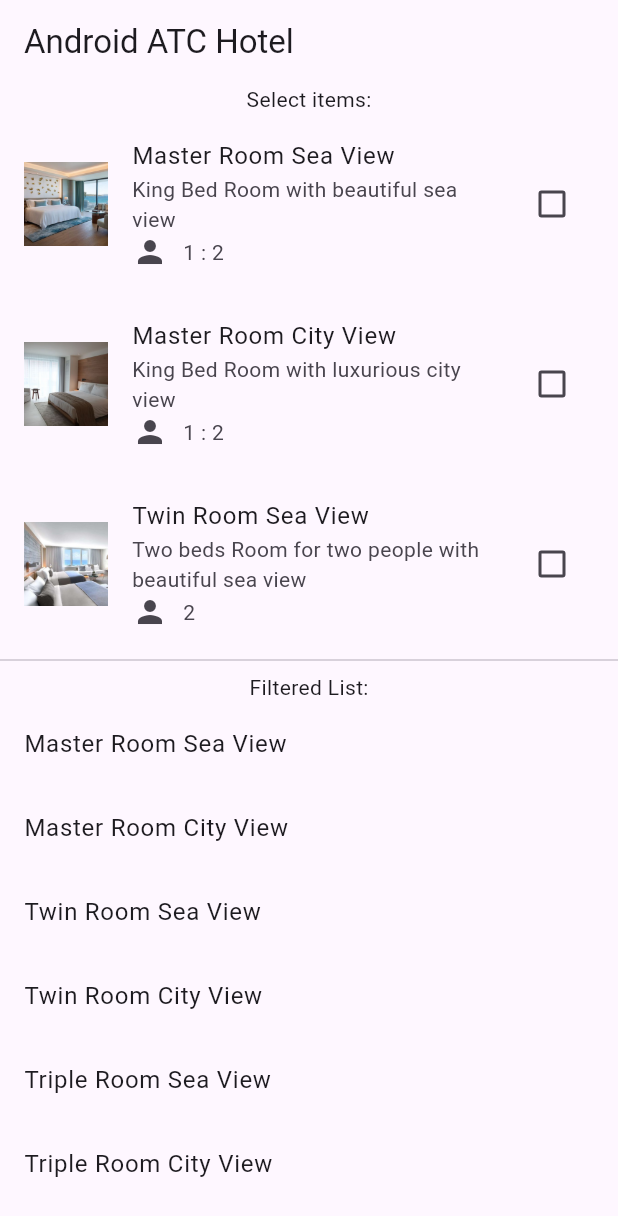
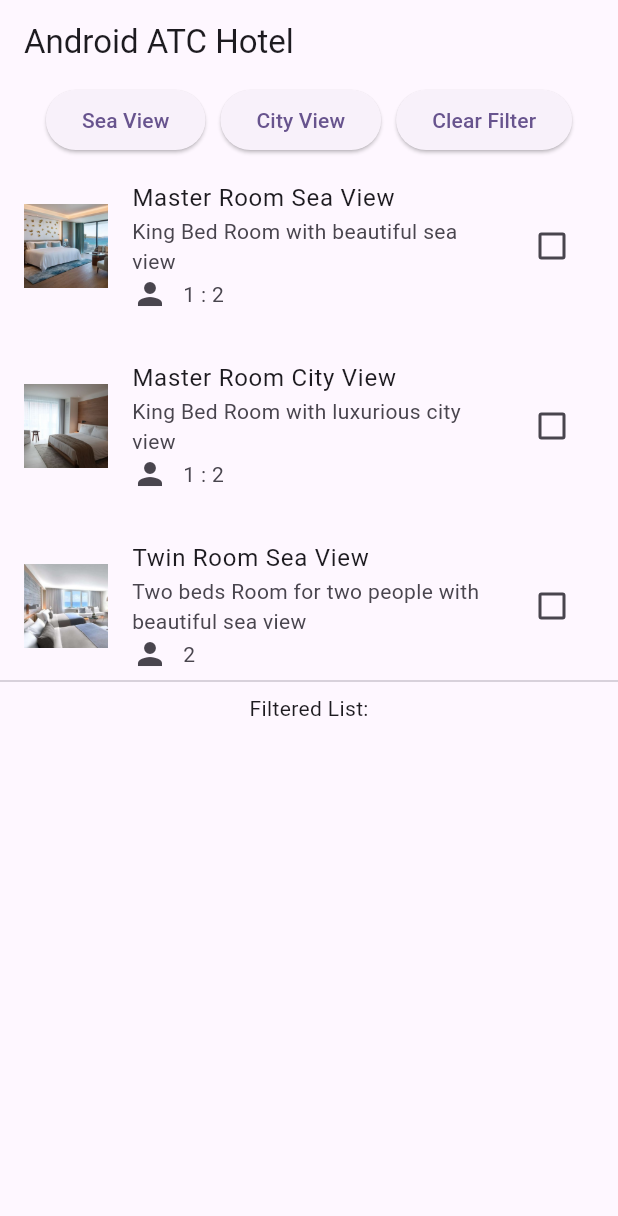
Before and after one commit to NadaMakkawy/task_11, a Flutter app: the screen it shows after launch, on a phone screen of 412 x 824 dp. Shown: the top 1216 px of the screen. Run offline on Flutter 3.47's test engine with Material 3 defaults, Android fonts, the phone set to English and light mode, and no system bars.

Commit message:
added view filter

```diff
--- a/lib/main.dart
+++ b/lib/main.dart
@@ -11,6 +11,7 @@ class MyApp extends StatelessWidget {
   @override
   Widget build(BuildContext context) {
     return MaterialApp(
+      debugShowCheckedModeBanner: false,
       title: 'Task 11',
       theme: ThemeData(
         colorScheme: ColorScheme.fromSeed(seedColor: Colors.deepPurple),
@@ -46,6 +47,7 @@ class _HomePageState extends State<HomePage> {
       'capacity': '1 : 2',
       'isSelected': false,
       'imagePath': 'assets/master-sea.jpg',
+      'view': 'Sea View'
     },
     {
       'title': 'Master Room City View',
@@ -53,6 +55,7 @@ class _HomePageState extends State<HomePage> {
       'capacity': '1 : 2',
       'isSelected': false,
       'imagePath': 'assets/master-city.jpg',
+      'view': 'City View'
     },
     {
       'title': 'Twin Room Sea View',
@@ -60,6 +63,7 @@ class _HomePageState extends State<HomePage> {
       'capacity': '2',
       'isSelected': false,
       'imagePath': 'assets/twin-sea.jpg',
+      'view': 'Sea View'
     },
     {
       'title': 'Twin Room City View',
@@ -67,6 +71,7 @@ class _HomePageState extends State<HomePage> {
       'capacity': '2',
       'isSelected': false,
       'imagePath': 'assets/twin-city.jpg',
+      'view': 'City View'
     },
     {
       'title': 'Triple Room Sea View',
@@ -75,6 +80,7 @@ class _HomePageState extends State<HomePage> {
       'capacity': '1 : 3',
       'isSelected': false,
       'imagePath': 'assets/three-bed-sea.jpg',
+      'view': 'Sea View'
     },
     {
       'title': 'Triple Room City View',
@@ -83,22 +89,36 @@ class _HomePageState extends State<HomePage> {
       'capacity': '1 : 3',
       'isSelected': false,
       'imagePath': 'assets/three-bed-city.jpg',
+      'view': 'City View'
     },
   ];
 
   List<Map<String, dynamic>> filteredItems = [];
+  List<Map<String, dynamic>> viewFilteredItems = [];
+
+  String viewFilter = '';
 
   @override
   void initState() {
     super.initState();
-    filteredItems.addAll(allItemsList);
+    viewFilteredItems.addAll(allItemsList);
   }
+
+  // void updateViewFilteredList() {
+  //   viewFilteredItems = allItemsList
+  //       .where((item) => item['view'] == viewFilter || viewFilter.isEmpty)
+  //       .toList();
+
+  //   setState(() {});
+  // }
 
   void updateFilteredList() {
     filteredItems = allItemsList.where((item) => item['isSelected']).toList();
-    if (filteredItems.isEmpty) {
-      filteredItems.addAll(allItemsList);
-    }
+
+    viewFilteredItems = allItemsList
+        .where((item) => item['view'] == viewFilter || viewFilter.isEmpty)
+        .toList();
+
     setState(() {});
   }
 
@@ -108,12 +128,73 @@ class _HomePageState extends State<HomePage> {
       appBar: AppBar(
         title: Text(widget.title!),
       ),
-      body: Column(
+      body:
+          // first simple checklist
+          //  Column(
+          //   children: <Widget>[
+          //     Text('Select items:'),
+          //     Expanded(
+          //       child: CheckListOptionsList(
+          //         itemsList: allItemsList,
+          //         updateFilteredListFn: updateFilteredList,
+          //       ),
+          //     ),
+          //     Divider(),
+          //     Text('Filtered List:'),
+          //     Expanded(
+          //       child: ListView.builder(
+          //         itemCount: filteredItems.length,
+          //         itemBuilder: (context, index) {
+          //           String itemName = filteredItems[index]['title'];
+          //           return ListTile(
+          //             title: Text(itemName),
+          //           );
+          //         },
+          //       ),
+          //     ),
+          //   ],
+          // ),
+          //     );
+          //   }
+          // }
+
+          // checklist based on filters
+          Column(
         children: <Widget>[
-          Text('Select items:'),
+          Row(
+            mainAxisAlignment: MainAxisAlignment.center,
+            children: [
+              ElevatedButton(
+                onPressed: () {
+                  viewFilter = 'Sea View';
+                  updateFilteredList();
+                  setState(() {});
+                },
+                child: Text('Sea View'),
+              ),
+              SizedBox(width: 10),
+              ElevatedButton(
+                onPressed: () {
+                  viewFilter = 'City View';
+                  updateFilteredList();
+                  setState(() {});
+                },
+                child: Text('City View'),
+              ),
+              SizedBox(width: 10),
+              ElevatedButton(
+                onPressed: () {
+                  viewFilter = '';
+                  updateFilteredList();
+                  setState(() {});
+                },
+                child: Text('Clear Filter'),
+              ),
+            ],
+          ),
           Expanded(
             child: CheckListOptionsList(
-              itemsList: allItemsList,
+              itemsList: viewFilteredItems,
               updateFilteredListFn: updateFilteredList,
             ),
           ),
```
